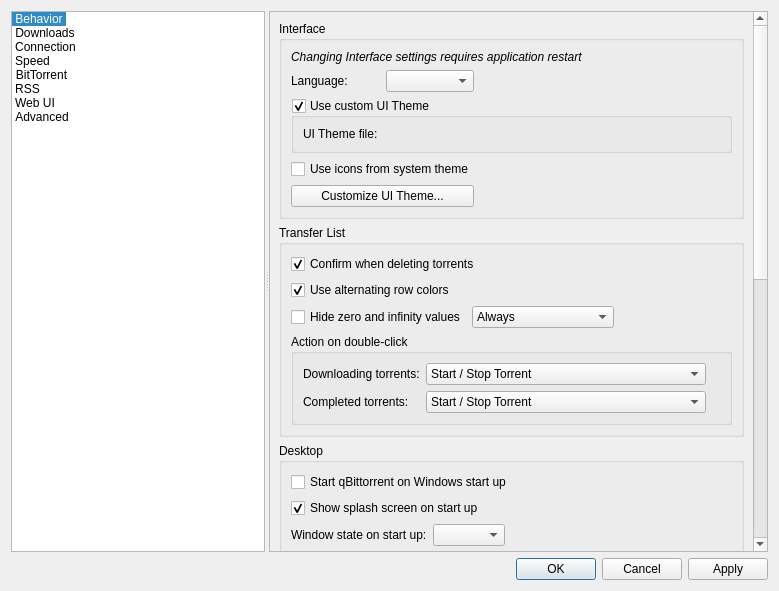
Above: src/gui/optionsdialog.ui from SysAdminDoc/qBittorrent-Vanced before the change. Below: the same form after it.
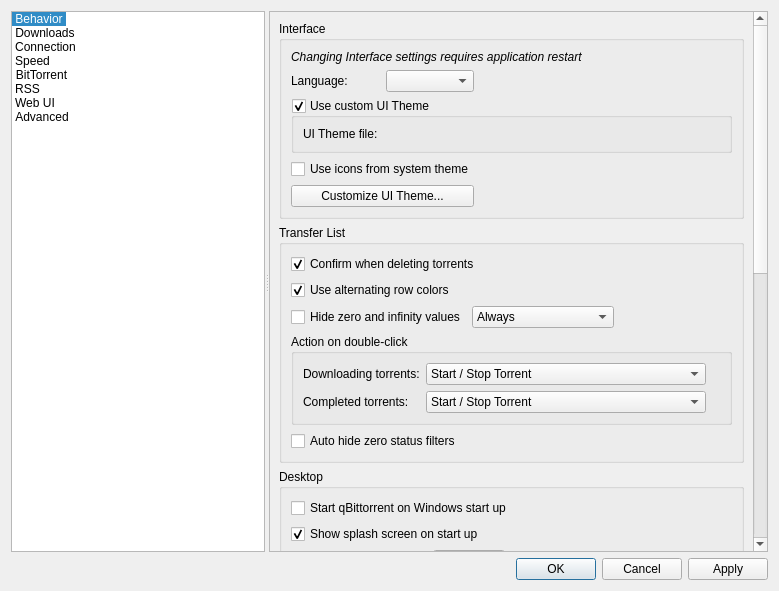
That is the form after the change. Custom widgets are drawn as their Qt base class.

Commit message:
Add option to auto hide zero status filters
* Extract transfer list filter classes into separate files
* Add option to auto hide zero status filters

PR #18801.
Closes #13996.

```diff
--- a/src/gui/optionsdialog.ui
+++ b/src/gui/optionsdialog.ui
@@ -384,6 +384,13 @@
                  </layout>
                 </widget>
                </item>
+               <item>
+                <widget class="QCheckBox" name="checkBoxHideZeroStatusFilters">
+                 <property name="text">
+                  <string>Auto hide zero status filters</string>
+                 </property>
+                </widget>
+               </item>
               </layout>
              </widget>
             </item>
```
Left out of the diff: 1 changed line with no effect on the pictures. The commit also changes 24 other files.
